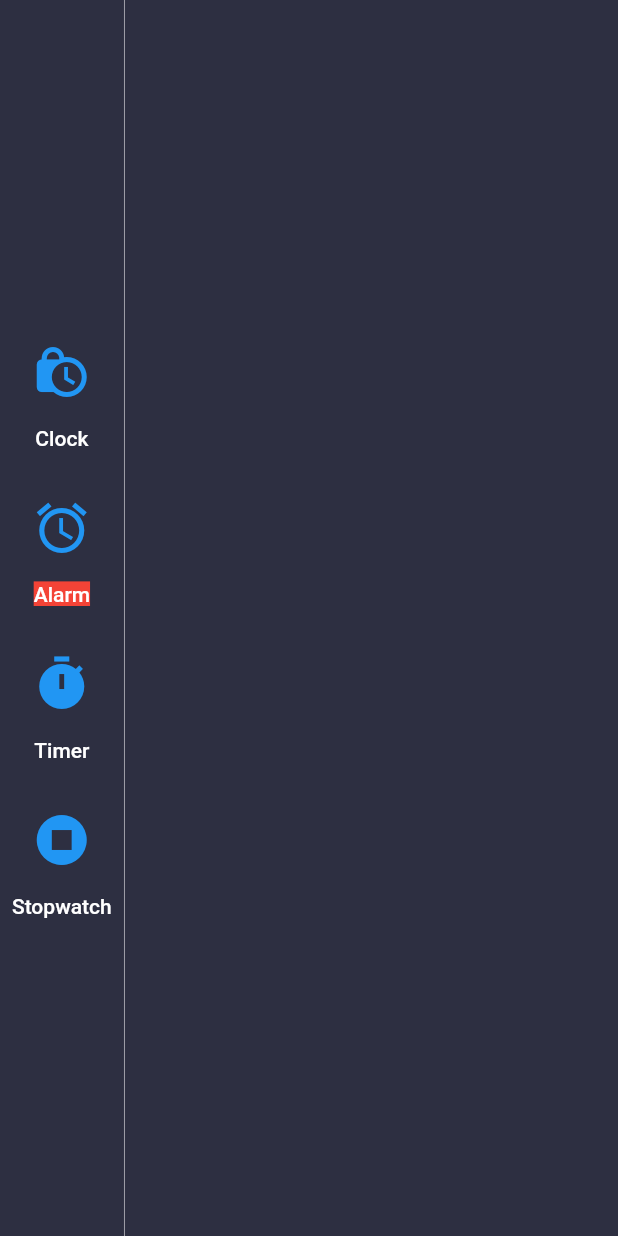
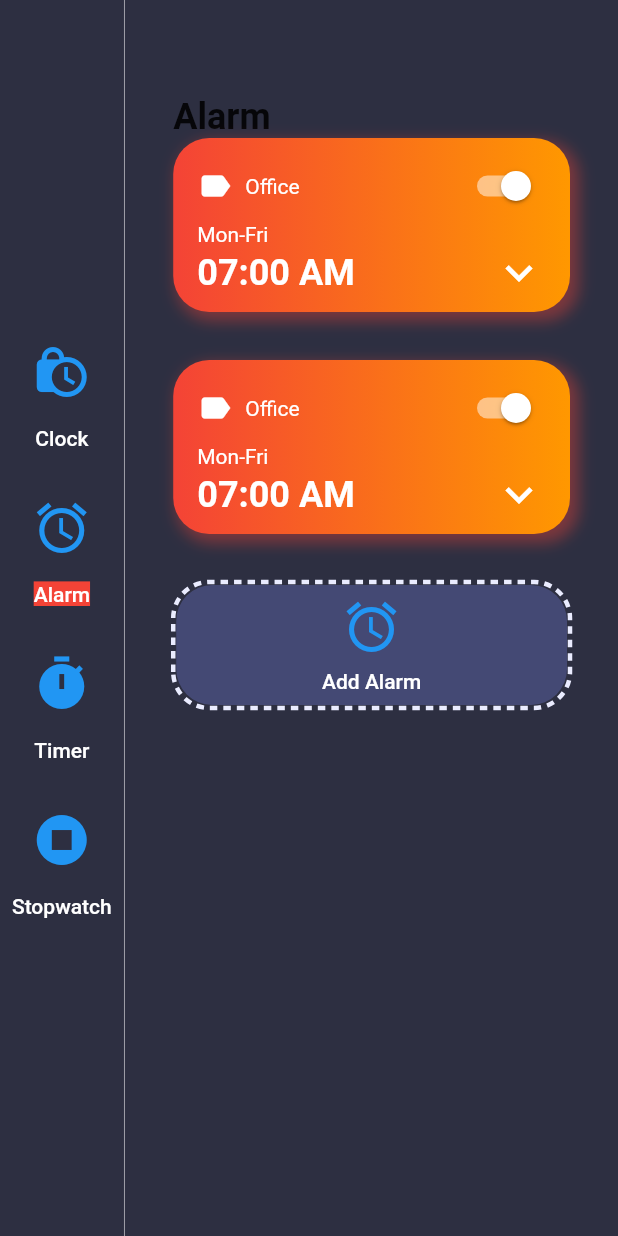
Before and after one commit to KhineKhineLin/Clock, a Flutter app: the screen it shows after launch, after a tap on "Alarm", on a phone screen of 412 x 824 dp. Run offline on Flutter 3.47's test engine with Material 2 defaults, Android fonts, the phone set to English and light mode, and no system bars; drawn by our look-alikes of dotted_border.

Commit message:
create alarm page

```diff
--- /dev/null
+++ b/lib/constants/theme_data.dart
@@ -0,0 +1,25 @@
+import 'package:flutter/cupertino.dart';
+import 'package:flutter/material.dart';
+
+class CustomColors {
+  static Color primaryTextColor = Colors.white;
+  static Color divideColor = Colors.white54;
+  static Color pageBackgroundColor = Color(0xFF2D2F41);
+  static Color menuBackgroundColor = Color(0xFF242634);
+
+  static Color colorBG = Color(0xFF444974);
+  static Color clockOutline = Color(0xFFEAECFF);
+  static Color secHandColor = Colors.orange;
+  static Color minHandStatColor = Color(0xFF748EF6);
+  static Color minHandEndColor = Color(0xFF77DDFF);
+  static Color hourHandStatColor = Color(0xFFC279FB);
+  static Color hourHandEndColor = Color(0xFFEA74AB);
+}
+
+class GradientColors {
+  static List<Color> sky = [Color(0xFF6448FE), Color(0xFF5FC6FF)];
+  static List<Color> sunset = [Color(0xFFFE197), Color(0xFFFFB463)];
+  static List<Color> sea = [Color(0xFF61A3FE), Color(0xFF63FFD5)];
+  static List<Color> mango = [Color(0xFFFFA738), Color(0xFFFFE130)];
+  static List<Color> fire = [Color(0xFFFF5DCD), Color(0xFFFF8484)];
+}
--- a/lib/data.dart
+++ b/lib/data.dart
@@ -1,6 +1,8 @@
 import 'package:flutter/material.dart';
+import 'package:flutter_clock/constants/theme_data.dart';
 import 'package:flutter_clock/enums.dart';
 import 'package:flutter_clock/menu_info.dart';
+import 'package:flutter_clock/models/alarm_info.dart';
 
 List<MenuInfo> menuItems = [
   MenuInfo(MenuType.clock, title: 'Clock', imageSource: Icons.lock_clock),
@@ -9,3 +11,9 @@ List<MenuInfo> menuItems = [
   MenuInfo(MenuType.stopwatch,
       title: 'Stopwatch', imageSource: Icons.stop_circle)
 ];
+List<AlarmInfo> alarms = [
+  AlarmInfo(DateTime.now().add(Duration(hours: 1)),
+      description: 'Office', gradientColors: GradientColors.sky),
+  AlarmInfo(DateTime.now().add(Duration(hours: 2)),
+      description: 'Sport', gradientColors: GradientColors.sunset)
+];
--- /dev/null
+++ b/lib/models/alarm_info.dart
@@ -0,0 +1,9 @@
+import 'package:flutter/cupertino.dart';
+
+class AlarmInfo {
+  DateTime alarmDateTime;
+  String? description;
+  bool? isActive;
+  List<Color>? gradientColors;
+  AlarmInfo(this.alarmDateTime, {this.description, this.gradientColors});
+}
--- /dev/null
+++ b/lib/views/alarm_page.dart
@@ -0,0 +1,135 @@
+import 'package:dotted_border/dotted_border.dart';
+import 'package:flutter/material.dart';
+import 'package:flutter_clock/constants/theme_data.dart';
+import 'package:flutter_clock/data.dart';
+
+class AlarmPage extends StatefulWidget {
+  const AlarmPage({Key? key}) : super(key: key);
+
+  @override
+  State<AlarmPage> createState() => _AlarmPageState();
+}
+
+class _AlarmPageState extends State<AlarmPage> {
+  @override
+  Widget build(BuildContext context) {
+    return Container(
+      padding: EdgeInsets.symmetric(horizontal: 32, vertical: 64),
+      child: Column(
+        crossAxisAlignment: CrossAxisAlignment.start,
+        children: [
+          Text(
+            'Alarm',
+            style: TextStyle(fontWeight: FontWeight.w700, fontSize: 24),
+          ),
+          Expanded(
+            child: ListView(
+                children: alarms.map<Widget>((alarm) {
+              return Container(
+                margin: const EdgeInsets.only(bottom: 32),
+                padding: EdgeInsets.symmetric(horizontal: 16, vertical: 8),
+                decoration: BoxDecoration(
+                    gradient: LinearGradient(
+                      colors: [Colors.red, Colors.orange],
+                      begin: Alignment.centerLeft,
+                      end: Alignment.centerRight,
+                    ),
+                    boxShadow: [
+                      BoxShadow(
+                          color: Colors.red.withOpacity(0.4),
+                          blurRadius: 8,
+                          spreadRadius: 2,
+                          offset: Offset(4, 4))
+                    ],
+                    borderRadius: BorderRadius.all(Radius.circular(24))),
+                child: Column(
+                  crossAxisAlignment: CrossAxisAlignment.start,
+                  children: [
+                    Row(
+                      mainAxisAlignment: MainAxisAlignment.spaceBetween,
+                      children: [
+                        Row(
+                          children: [
+                            Icon(
+                              Icons.label,
+                              color: Colors.white,
+                              size: 24,
+                            ),
+                            SizedBox(
+                              width: 8,
+                            ),
+                            Text(
+                              'Office',
+                              style: TextStyle(color: Colors.white),
+                            ),
+                          ],
+                        ),
+                        Switch(
+                            value: true,
+                            activeColor: Colors.white,
+                            onChanged: (bool value) {})
+                      ],
+                    ),
+                    Text(
+                      'Mon-Fri',
+                      style: TextStyle(color: Colors.white),
+                    ),
+                    Row(
+                      mainAxisAlignment: MainAxisAlignment.spaceBetween,
+                      children: [
+                        Text(
+                          '07:00 AM',
+                          style: TextStyle(
+                              color: Colors.white,
+                              fontSize: 24,
+                              fontWeight: FontWeight.w700),
+                        ),
+                        Icon(
+                          Icons.keyboard_arrow_down,
+                          color: Colors.white,
+                          size: 36,
+                        )
+                      ],
+                    )
+                  ],
+                ),
+              );
+            }).followedBy([
+              DottedBorder(
+                strokeWidth: 3,
+                color: CustomColors.clockOutline,
+                borderType: BorderType.RRect,
+                radius: Radius.circular(24),
+                dashPattern: [5, 4],
+                child: Container(
+                  width: double.infinity,
+                  decoration: BoxDecoration(
+                      color: CustomColors.colorBG,
+                      borderRadius: BorderRadius.all(Radius.circular(24))),
+                  child: TextButton(
+                    onPressed: () {},
+                    child: Column(
+                      children: [
+                        Icon(
+                          Icons.alarm,
+                          size: 40,
+                        ),
+                        SizedBox(
+                          height: 8,
+                        ),
+                        Text(
+                          'Add Alarm',
+                          style: TextStyle(color: Colors.white),
+                        )
+                      ],
+                    ),
+                  ),
+                ),
+              )
+            ]).toList()),
+          )
+        ],
+      ),
+    );
+  }
+}
--- a/lib/views/homepage.dart
+++ b/lib/views/homepage.dart
@@ -1,6 +1,7 @@
 import 'package:flutter/material.dart';
 import 'package:flutter_clock/enums.dart';
 import 'package:flutter_clock/menu_info.dart';
+import 'package:flutter_clock/views/alarm_page.dart';
 import 'package:flutter_clock/views/clock_view.dart';
 import 'package:intl/intl.dart';
 import 'package:provider/provider.dart';
@@ -37,7 +38,7 @@ class _HomePageState extends State<HomePage> {
           ),
           Expanded(child: Consumer<MenuInfo>(
             builder: (context, value, child) {
-              if (value.menuType != MenuType.clock) return Container();
+              if (value.menuType == MenuType.clock)
                 return Container(
                   padding: EdgeInsets.symmetric(horizontal: 32, vertical: 60),
                   child: Column(
@@ -61,7 +62,8 @@ class _HomePageState extends State<HomePage> {
                           children: [
                             Text(
                               formattedTime,
-                            style: TextStyle(color: Colors.white, fontSize: 64),
+                              style:
+                                  TextStyle(color: Colors.white, fontSize: 64),
                             ),
                             Text(
                               formattedDate,
@@ -79,7 +81,8 @@ class _HomePageState extends State<HomePage> {
                           child: Align(
                               alignment: Alignment.center,
                               child: ClockView(
-                                size: MediaQuery.of(context).size.height / 4))),
+                                  size:
+                                      MediaQuery.of(context).size.height / 4))),
                       Flexible(
                         flex: 2,
                         fit: FlexFit.tight,
@@ -118,6 +121,10 @@ class _HomePageState extends State<HomePage> {
                     ],
                   ),
                 );
+              else if (value.menuType == MenuType.alarm)
+                return AlarmPage();
+              else
+                return Container();
             },
           )),
         ],
--- a/pubspec.yaml
+++ b/pubspec.yaml
@@ -36,6 +36,8 @@ dependencies:
   cupertino_icons: ^1.0.2
   intl: ^0.17.0
   provider: ^6.0.2
+  dotted_border: ^2.0.0+2
+
 dev_dependencies:
   flutter_test:
     sdk: flutter
```
Also changed, not shown: pubspec.lock. Lines whose indentation alone changed are shown as unchanged.
